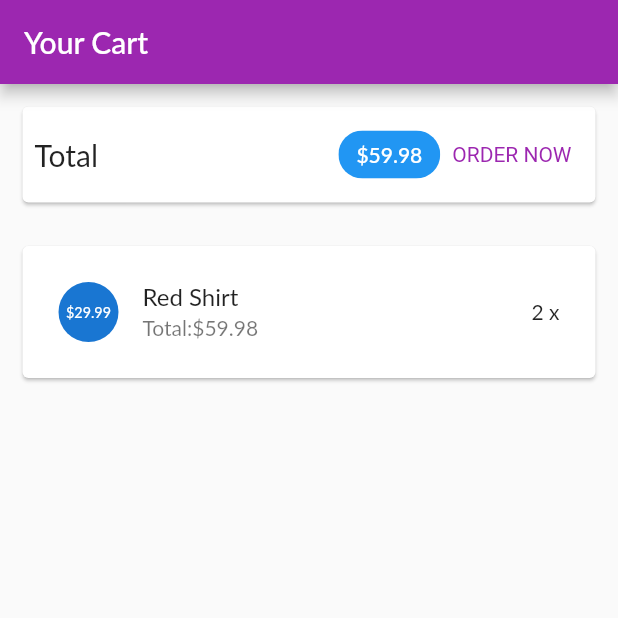
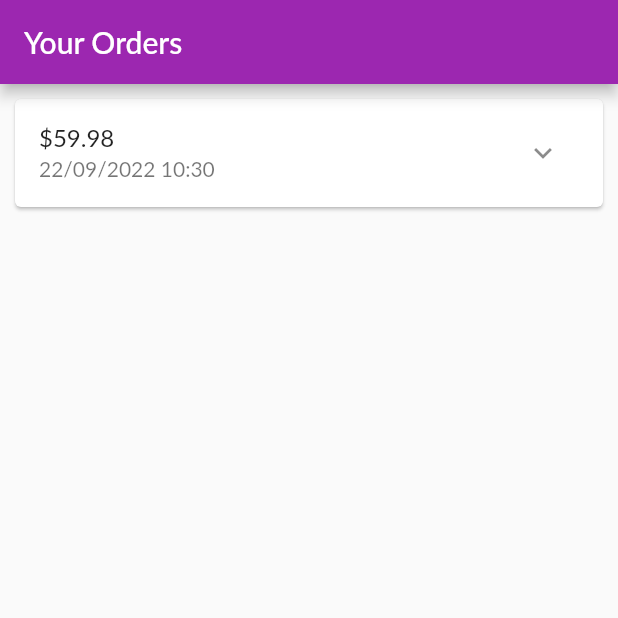
Before and after one commit to Tam0968291245/PTUDWeb, a Flutter app: the screen it shows after launch, on a phone screen of 412 x 824 dp, the top half of it. Run offline on Flutter 3.47's test engine with Material 2 defaults, Android fonts, the phone set to English and light mode, and no system bars; Roboto replaces fonts that are missing (Lato).

Commit message:
Xay dung trang cac dat hang

```diff
--- a/lib/main.dart
+++ b/lib/main.dart
@@ -1,5 +1,6 @@
 import 'package:flutter/material.dart';
 import 'package:myapp/ui/cart/cart_screen.dart';
+import 'package:myapp/ui/orders/orders_screen.dart';
 import 'ui/products/products_manager.dart';
 import 'ui/products/product_detail_screen.dart';
 import 'ui/products/product_overview_screen.dart';
@@ -25,7 +26,7 @@ class MyApp extends StatelessWidget {
             secondary: Colors.deepOrange,
           )),
       home: const SafeArea(
-        child: CartScreen(),
+        child: OrdersScreen(),
       ),
     );
   }
--- /dev/null
+++ b/lib/models/order_item.dart
@@ -0,0 +1,32 @@
+import 'cart_item.dart';
+
+class OrderItem {
+  final String? id;
+  final double amount;
+  final List<CartItem> products;
+  final DateTime dateTime;
+
+  int get productCount {
+    return products.length;
+  }
+
+  OrderItem({
+    this.id,
+    required this.amount,
+    required this.products,
+    DateTime? dateTime,
+  }) : dateTime = dateTime ?? DateTime.now();
+  OrderItem copyWith({
+    String? id,
+    double? amount,
+    List<CartItem>? products,
+    DateTime? dateTime,
+  }) {
+    return OrderItem(
+      id: id ?? this.id,
+      amount: amount ?? this.amount,
+      products: products ?? this.products,
+      dateTime: dateTime ?? this.dateTime,
+    );
+  }
+}
--- /dev/null
+++ b/lib/ui/orders/order_item_card.dart
@@ -0,0 +1,81 @@
+import 'dart:math';
+
+import 'package:flutter/material.dart';
+import 'package:intl/intl.dart';
+
+import '../../models/order_item.dart';
+
+class OrderItemCard extends StatefulWidget {
+  final OrderItem order;
+
+  const OrderItemCard(this.order, {super.key});
+
+  @override
+  State<OrderItemCard> createState() => _OrderItemCardState();
+}
+
+class _OrderItemCardState extends State<OrderItemCard> {
+  var _expanded = false;
+
+  @override
+  Widget build(BuildContext context) {
+    return Card(
+      margin: const EdgeInsets.all(10),
+      child: Column(
+        children: <Widget>[
+          buildOrderSummary(),
+          if (_expanded) buildOrderDetails()
+        ],
+      ),
+    );
+  }
+
+  Widget buildOrderDetails() {
+    return Container(
+      padding: const EdgeInsets.symmetric(horizontal: 15, vertical: 4),
+      height: min(widget.order.productCount * 20.0 + 10, 100),
+      child: ListView(
+        children: widget.order.products
+            .map(
+              (prod) => Row(
+                mainAxisAlignment: MainAxisAlignment.spaceBetween,
+                children: <Widget>[
+                  Text(
+                    prod.title,
+                    style: const TextStyle(
+                      fontSize: 18,
+                      fontWeight: FontWeight.bold,
+                    ),
+                  ),
+                  Text(
+                    '${prod.quantily}x \$${prod.price}',
+                    style: const TextStyle(
+                      fontSize: 18,
+                      color: Colors.grey,
+                    ),
+                  )
+                ],
+              ),
+            )
+            .toList(),
+      ),
+    );
+  }
+
+  Widget buildOrderSummary() {
+    return ListTile(
+      title: Text('\$${widget.order.amount}'),
+      subtitle: Text(
+        DateFormat('dd/MM/yyyy hh:mm').format(widget.order.dateTime),
+      ),
+      trailing: IconButton(
+        icon: Icon(_expanded ? Icons.expand_less : Icons.expand_more),
+        onPressed: () {
+          setState(() {
+            _expanded = !_expanded;
+          });
+        },
+      ),
+    );
+  }
+}
--- /dev/null
+++ b/lib/ui/orders/order_manager.dart
@@ -0,0 +1,25 @@
+import 'package:flutter/material.dart';
+
+import '../../models/cart_item.dart';
+import '../../models/order_item.dart';
+
+class OrdersManager with ChangeNotifier {
+  final List<OrderItem> _orders = [
+    OrderItem(
+      id: 'o1',
+      amount: 59.98,
+      products: [
+        CartItem(id: 'c1', title: 'Red Shirt', quantily: 2, price: 29.99)
+      ],
+      dateTime: DateTime.now(),
+    )
+  ];
+
+  int get orderCount {
+    return _orders.length;
+  }
+
+  List<OrderItem> get orders {
+    return [..._orders];
+  }
+}
--- /dev/null
+++ b/lib/ui/orders/orders_screen.dart
@@ -0,0 +1,22 @@
+import 'package:flutter/material.dart';
+import 'order_manager.dart';
+import 'order_item_card.dart';
+
+class OrdersScreen extends StatelessWidget {
+  const OrdersScreen({super.key});
+
+  @override
+  Widget build(BuildContext context) {
+    print('building orders');
+    final ordersManager = OrdersManager();
+    return Scaffold(
+      appBar: AppBar(
+        title: const Text("Your Orders"),
+      ),
+      body: ListView.builder(
+        itemCount: ordersManager.orderCount,
+        itemBuilder: (ctx, i) => OrderItemCard(ordersManager.orders[i]),
+      ),
+    );
+  }
+}
```
Also changed, not shown: pubspec.yaml (+13 -15 lines), pubspec.lock.
